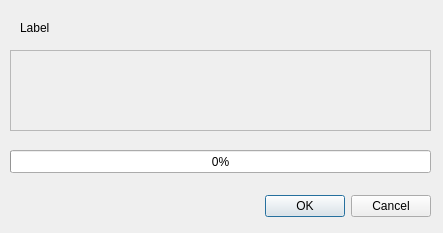
Before: the Qt Designer form tao/fetch_push_dialog.ui in c3d/tao3D, drawn with Qt 5.
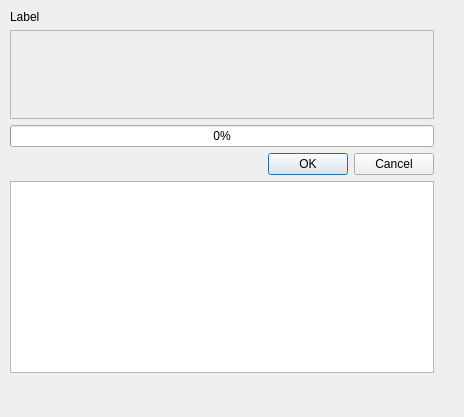
After: the same form once the commit is applied. Custom widgets are drawn as their Qt base class.

Commit message:
Add text pane to fetch and publish dialogs. Refs #286.
Also, small code refactoring and set dialog title in constructor.

Diff of the .ui file:
```diff
--- a/tao/fetch_push_dialog.ui
+++ b/tao/fetch_push_dialog.ui
@@ -6,74 +6,90 @@
    <rect>
     <x>0</x>
     <y>0</y>
-    <width>443</width>
-    <height>233</height>
+    <width>464</width>
+    <height>417</height>
    </rect>
   </property>
   <property name="windowTitle">
    <string>Fetch</string>
   </property>
-  <widget class="QDialogButtonBox" name="buttonBox">
+  <widget class="QWidget" name="verticalLayoutWidget">
    <property name="geometry">
     <rect>
-     <x>90</x>
-     <y>190</y>
-     <width>341</width>
-     <height>32</height>
+     <x>10</x>
+     <y>10</y>
+     <width>436</width>
+     <height>397</height>
     </rect>
    </property>
-   <property name="orientation">
-    <enum>Qt::Horizontal</enum>
-   </property>
-   <property name="standardButtons">
-    <set>QDialogButtonBox::Cancel|QDialogButtonBox::Ok</set>
-   </property>
-  </widget>
+   <layout class="QVBoxLayout" name="verticalLayout">
+    <property name="sizeConstraint">
+     <enum>QLayout::SetFixedSize</enum>
+    </property>
+    <item>
   <widget class="QLabel" name="chooseRemoteLabel">
-   <property name="geometry">
-    <rect>
-     <x>20</x>
-     <y>20</y>
-     <width>401</width>
-     <height>16</height>
-    </rect>
-   </property>
    <property name="text">
     <string>Label</string>
    </property>
   </widget>
+    </item>
+    <item>
   <widget class="Tao::RemoteSelectionFrame" name="rsFrame">
    <property name="enabled">
     <bool>true</bool>
    </property>
-   <property name="geometry">
-    <rect>
-     <x>10</x>
-     <y>50</y>
-     <width>421</width>
-     <height>81</height>
-    </rect>
+      <property name="minimumSize">
+       <size>
+        <width>424</width>
+        <height>89</height>
+       </size>
    </property>
    <property name="frameShape">
     <enum>QFrame::StyledPanel</enum>
    </property>
-   <property name="frameShadow">
-    <enum>QFrame::Raised</enum>
-   </property>
-  </widget>
+      <zorder>chooseRemoteLabel</zorder>
+      <zorder>chooseRemoteLabel</zorder>
+     </widget>
+    </item>
+    <item>
   <widget class="QProgressBar" name="progressBar">
-   <property name="geometry">
-    <rect>
-     <x>10</x>
-     <y>150</y>
-     <width>421</width>
-     <height>23</height>
-    </rect>
-   </property>
    <property name="value">
     <number>0</number>
    </property>
   </widget>
+    </item>
+    <item>
+     <widget class="QDialogButtonBox" name="buttonBox">
+      <property name="orientation">
+       <enum>Qt::Horizontal</enum>
+      </property>
+      <property name="standardButtons">
+       <set>QDialogButtonBox::Cancel|QDialogButtonBox::Ok</set>
+      </property>
+     </widget>
+    </item>
+    <item>
+     <widget class="Tao::AnsiTextEdit" name="textPane">
+      <property name="readOnly">
+       <bool>true</bool>
+      </property>
+     </widget>
+    </item>
+    <item>
+     <spacer name="verticalSpacer">
+      <property name="orientation">
+       <enum>Qt::Vertical</enum>
+      </property>
+      <property name="sizeHint" stdset="0">
+       <size>
+        <width>20</width>
+        <height>0</height>
+       </size>
+      </property>
+     </spacer>
+    </item>
+   </layout>
+  </widget>
  </widget>
  <customwidgets>
   <customwidget>
@@ -82,6 +98,11 @@
    <header>remote_selection_frame.h</header>
    <container>1</container>
   </customwidget>
+  <customwidget>
+   <class>Tao::AnsiTextEdit</class>
+   <extends>QPlainTextEdit</extends>
+   <header>ansi_textedit.h</header>
+  </customwidget>
  </customwidgets>
  <resources/>
  <connections>
```
Left out of the diff: 2 changed lines with no effect on the pictures. Lines whose indentation alone changed are shown as unchanged. The commit also changes 4 other files.
